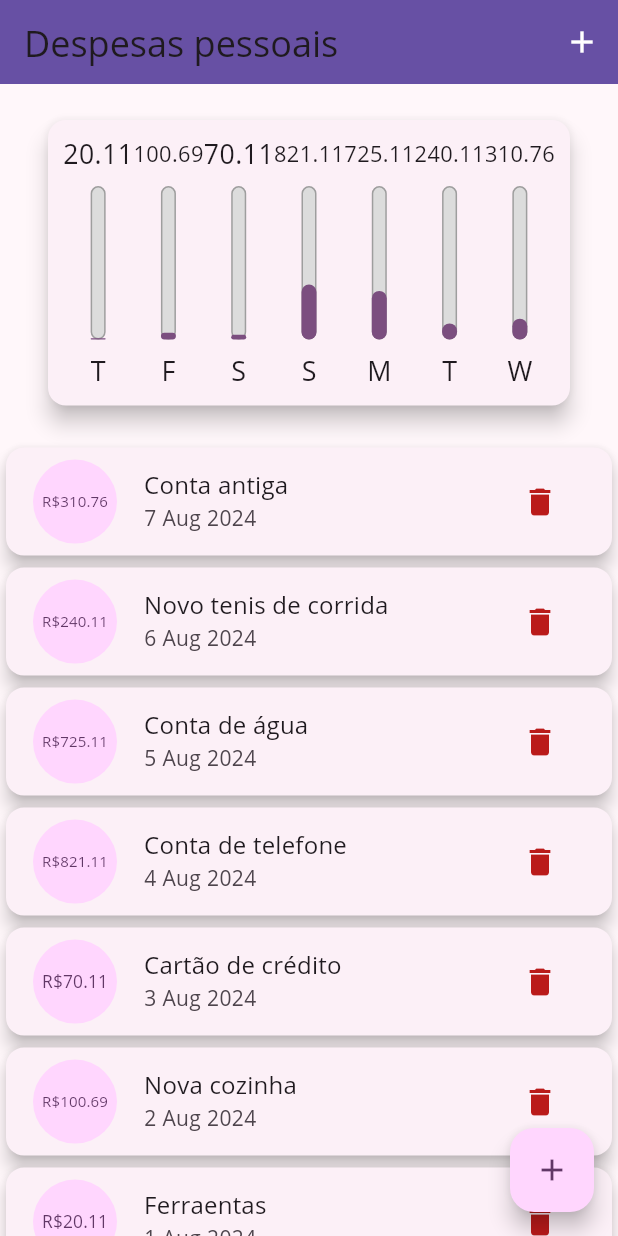
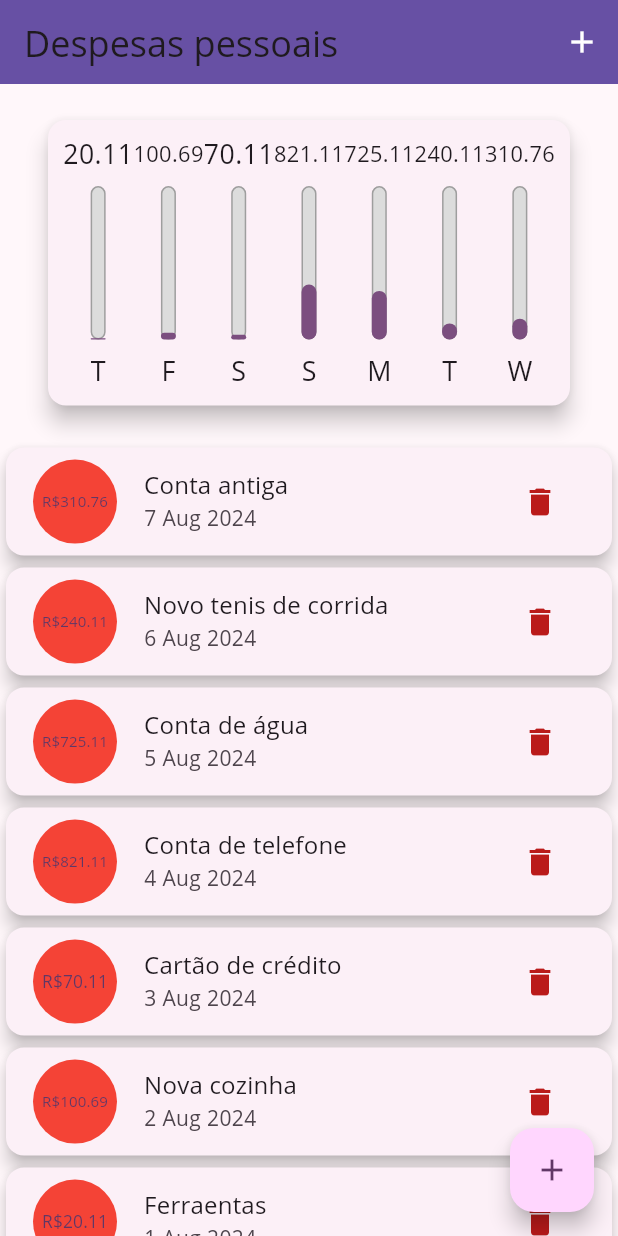
Before and after one commit to lipenathan/expenses, a Flutter app: the screen it shows after launch, on a phone screen of 412 x 824 dp. Run offline on Flutter 3.47's test engine with Material 3 defaults, Android fonts, the phone set to English and light mode, and no system bars.

Commit message:
correção componente statefull + lista estática

```diff
--- /dev/null
+++ b/lib/components/transaction_item.dart
@@ -0,0 +1,76 @@
+import 'dart:math';
+
+import 'package:flutter/material.dart';
+import 'package:intl/intl.dart';
+
+import '../models/transaction.dart';
+
+class TransactionItem extends StatefulWidget {
+  final Transaction tr;
+  final Function(String) onDelete;
+
+  const TransactionItem(this.tr, this.onDelete, {super.key});
+
+  @override
+  State<TransactionItem> createState() => _TransactionItemState();
+}
+
+class _TransactionItemState extends State<TransactionItem> {
+  static const colors = [
+    Colors.red,
+    Colors.purple,
+    Colors.orange,
+    Colors.blue,
+    Colors.black,
+  ];
+
+  Color _backgroundColor = Colors.white;
+
+  void initState() {
+    super.initState();
+    int i = Random().nextInt(5);
+    _backgroundColor = colors[i];
+  }
+
+  @override
+  Widget build(BuildContext context) {
+    return Card(
+      elevation: 5,
+      child: ListTile(
+        leading: CircleAvatar(
+            backgroundColor: _backgroundColor,
+            radius: 30,
+            child: Padding(
+              padding: const EdgeInsets.all(8),
+              child: FittedBox(
+                child: Text(
+                  'R\$${widget.tr.value}',
+                ),
+              ),
+            )),
+        title: Text(widget.tr.title, style: Theme.of(context).textTheme.titleMedium),
+        subtitle: Text(DateFormat('d MMM y').format(widget.tr.date)),
+        trailing: MediaQuery.of(context).size.width > 480
+            ? TextButton.icon(
+                onPressed: () {
+                  widget.onDelete(widget.tr.id);
+                },
+                label: Text(
+                  "Excluir",
+                  style: TextStyle(color: Theme.of(context).colorScheme.error),
+                ),
+                icon: Icon(
+                  Icons.delete,
+                  color: Theme.of(context).colorScheme.error,
+                ))
+            : IconButton(
+                icon: const Icon(Icons.delete),
+                color: Theme.of(context).colorScheme.error,
+                onPressed: () {
+                  widget.onDelete(widget.tr.id);
+                },
+              ),
+      ),
+    );
+  }
+}
--- a/lib/components/transaction_list.dart
+++ b/lib/components/transaction_list.dart
@@ -1,5 +1,5 @@
+import 'package:expenses/components/transaction_item.dart';
 import 'package:flutter/material.dart';
-import 'package:intl/intl.dart';
 
 import '../models/transaction.dart';
 
@@ -30,44 +30,16 @@ class TransactionList extends StatelessWidget {
             itemCount: _transactions.length,
             itemBuilder: (context, index) {
               final tr = _transactions[index];
-                return Card(
-                  elevation: 5,
-                  child: ListTile(
-                    leading: CircleAvatar(
-                        radius: 30,
-                        child: Padding(
-                          padding: const EdgeInsets.all(8),
-                          child: FittedBox(
-                            child: Text(
-                              'R\$${tr.value}',
-                            ),
-                          ),
-                        )),
-                    title: Text(tr.title, style: Theme.of(context).textTheme.titleMedium),
-                    subtitle: Text(DateFormat('d MMM y').format(tr.date)),
-                    trailing: MediaQuery.of(context).size.width > 480
-                        ? TextButton.icon(
-                            onPressed: () {
-                              onDelete(_transactions[index].id);
-                            },
-                            label: Text(
-                              "Excluir",
-                              style: TextStyle(color: Theme.of(context).colorScheme.error),
-                            ),
-                            icon: Icon(
-                              Icons.delete,
-                              color: Theme.of(context).colorScheme.error,
-                            ))
-                        : IconButton(
-                            icon: Icon(Icons.delete),
-                            color: Theme.of(context).colorScheme.error,
-                            onPressed: () {
-                              onDelete(_transactions[index].id);
-                            },
-                          ),
-                  ),
-                );
+              return TransactionItem(tr, onDelete, key: GlobalObjectKey(tr));
             }),
+            // : ListView(
+            //     children: _transactions.map((tr) {
+            //     return TransactionItem(
+            //       tr,
+            //       onDelete,
+            //       key: ValueKey(tr.id),
+            //     );
+            //   }).toList())
         );
   }
 }
--- a/lib/main.dart
+++ b/lib/main.dart
@@ -40,7 +40,7 @@ class MyHomePage extends StatefulWidget {
   State<MyHomePage> createState() => _MyHomePageState();
 }
 
-class _MyHomePageState extends State<MyHomePage> {
+class _MyHomePageState extends State<MyHomePage> with WidgetsBindingObserver {
   final List<Transaction> _transactions = [
     Transaction(id: 't0', title: 'Conta antiga', value: 310.76, date: DateTime.now()),
     Transaction(
@@ -57,6 +57,17 @@ class _MyHomePageState extends State<MyHomePage> {
     return _transactions.where((tr) {
       return tr.date.isAfter(DateTime.now().subtract(Duration(days: 7)));
     }).toList();
+  }
+
+  @override
+  void initState() {
+    super.initState();
+    WidgetsBinding.instance.addObserver(this);
+  }
+
+  @override
+  void didChangeAppLifecycleState(AppLifecycleState state) {
+    print(state);
   }
 
   _openTransactionFormModal(BuildContext context) {
```
Lines whose indentation alone changed are shown as unchanged.
